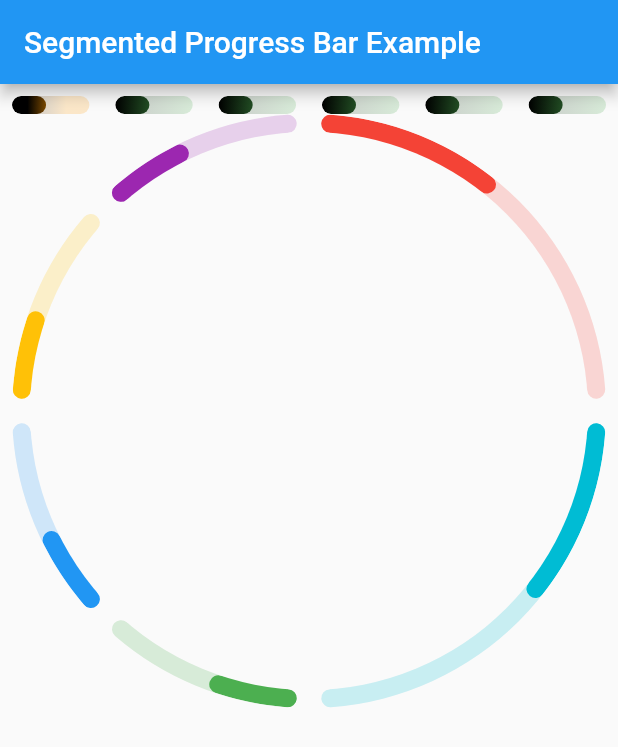
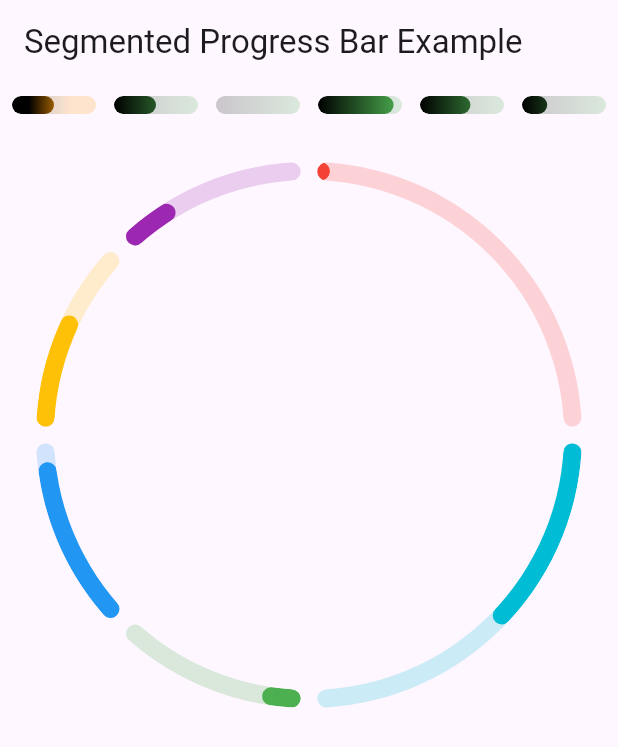
Before and after one commit to ashishbeck/segmented_progress_bar, a Flutter app: the screen it shows after launch, on a phone screen of 412 x 824 dp. Shown: the top 747 px of the screen. Run offline on Flutter 3.47's test engine with Material 2 defaults, Android fonts, the phone set to English and light mode, and no system bars.

Commit message:
v0.2.0 - Convert the widget from stateless to implicitly animated widget type - Added animations for all the properties - Added a tween type for lerping gradients - Updated very_good_analysis to the latest version 5.0.0

```diff
--- a/example/lib/animation_wrapper.dart
+++ b/example/lib/animation_wrapper.dart
@@ -28,8 +28,9 @@ class _AnimationWrapperState extends State<AnimationWrapper>
     controller =
         AnimationController(vsync: this, duration: const Duration(seconds: 5));
     animation = CurvedAnimation(parent: controller, curve: Curves.linear);
-    controller.repeat(reverse: true);
-    controller.addListener(listener);
+    controller
+      ..repeat(reverse: true)
+      ..addListener(listener);
   }
 
   @override
@@ -41,8 +42,8 @@ class _AnimationWrapperState extends State<AnimationWrapper>
 
   @override
   Widget build(BuildContext context) {
-    return ListenableBuilder(
-        listenable: animation,
+    return AnimatedBuilder(
+        animation: animation,
         builder: (context, _) {
           return widget.builder(context, animation.value);
         });
--- a/example/lib/main.dart
+++ b/example/lib/main.dart
@@ -1,6 +1,6 @@
 import 'package:flutter/material.dart';
+
 import 'package:segmented_progress_bar/segmented_progress_bar.dart';
-import 'package:segmented_progress_bar_example/animation_wrapper.dart';
 
 void main() {
   runApp(const MyApp());
@@ -14,7 +14,8 @@ class MyApp extends StatelessWidget {
     return MaterialApp(
       title: 'Flutter Demo',
       theme: ThemeData(
-        primarySwatch: Colors.blue,
+        colorSchemeSeed: Colors.deepPurple,
+        useMaterial3: true,
       ),
       home: const MyHomePage(),
     );
@@ -40,29 +41,36 @@ class _MyHomePageState extends State<MyHomePage> {
         child: Center(
           child: Padding(
             padding: const EdgeInsets.all(8.0),
-            child: AnimationWrapper(builder: (context, animation) {
-              return ListView(
+            child: ListView(
               children: [
                 SegmentedProgressBar(
                   segments: const [1, 1, 1, 1, 1, 1],
                   // segments: const [3, 3, 1, 1, 1, 3],
                   // values: const [0, 0, 0, 0, 0, 0],
-                    // values: const [0.5, 0.5, 0.0, 0.9, 0.6, 0.3],
-                    values: const [1, 1, 1, 1, 1, 1]
-                        .map((e) => e * animation)
-                        .toList(),
-                    color: Colors.pink,
+                  values: const [0.5, 0.5, 0.0, 0.9, 0.6, 0.3],
+                  // values: const [1, 1, 1, 1, 1, 1]
+                  //     .map((e) => e * animation)
+                  //     .toList(),
+                  // color: Colors.green,
                   startAngle: 270,
-                    // spacing: 12,
-                    spacing: 12 + 12 * animation,
-                    colors: const [
-                      Colors.red,
-                      Colors.cyan,
-                      Colors.green,
-                      Colors.blue,
-                      Colors.amber,
-                      Colors.purple,
-                    ],
+                  spacing: 12,
+                  // spacing: 12 + 12 * animation,
+                  // backgroundColor: Colors.green,
+                  // colors: const [
+                  //   Colors.red,
+                  //   Colors.cyan,
+                  //   Colors.green,
+                  //   Colors.blue,
+                  //   Colors.amber,
+                  //   Colors.purple,
+                  // ],
+                  // gradient:
+                  //     const LinearGradient(colors: [Colors.pink, Colors.blue]),
+                  // backgroundGradient:
+                  //     const LinearGradient(colors: [Colors.pink, Colors.blue]),
+                  // backgroundOpacity: 0.1,
+                  // thickness: 12,
+                  // size: const Size(double.infinity, 12),
                   gradients: const [
                     LinearGradient(
                       colors: [Colors.black, Colors.orange],
@@ -81,19 +89,20 @@ class _MyHomePageState extends State<MyHomePage> {
                     bottomRight: Radius.circular(8),
                   ),
                 ),
-                  SegmentedProgressBar(
+                const SizedBox(height: 16),
+                Padding(
+                  padding: const EdgeInsets.all(16.0),
+                  child: SegmentedProgressBar(
                     type: SegmentedProgressBarType.circular,
                     segments: const [2, 2, 1, 1, 1, 1],
                     // values: const [1, 0.0, 0.07, 0.96, 0.01, 0.04],
-                    // values: const [0.03, 0.5, 0.2, 0.9, 0.6, 0.3],
+                    values: const [0.03, 0.5, 0.2, 0.9, 0.6, 0.3],
                     // values: const [0, 0, 0, 0, 0, 0],
-                    values: const [1, 1, 1, 1, 1, 1]
-                        .map((e) => e * animation)
-                        .toList(),
+                    // values: const [1, 1, 1, 1, 1, 1]
+                    //     .map((e) => e * animation)
+                    //     .toList(),
                     color: Colors.pink,
-                    startAngle: 270,
-                    // spacing: 12,
-                    spacing: 12 + 12 * animation,
+                    spacing: 12,
                     colors: const [
                       Colors.red,
                       Colors.cyan,
@@ -103,9 +112,9 @@ class _MyHomePageState extends State<MyHomePage> {
                       Colors.purple,
                     ],
                   ),
+                ),
               ],
-              );
-            }),
+            ),
           ),
         ),
       ),
--- a/lib/segmented_progress_bar.dart
+++ b/lib/segmented_progress_bar.dart
@@ -1,4 +1,2 @@
-library segmented_progress_bar;
-
 export 'src/models/types.dart';
 export 'src/segmented_progress_bar.dart';
--- a/lib/src/models/config.dart
+++ b/lib/src/models/config.dart
@@ -1,26 +1,28 @@
+import 'package:flutter/foundation.dart';
 import 'package:flutter/material.dart';
 
 /// {@template base_config}
 /// The config with the properties of the progress bar
 /// {@endtemplate}
+@immutable
 class BaseConfig {
   /// {@macro base_config}
-  BaseConfig({
+  const BaseConfig({
+    required this.values,
     required this.segments,
-    required this.values,
-    required this.color,
+    this.color,
+    this.backgroundOpacity,
+    this.thickness,
+    this.spacing,
+    this.radius,
+    this.startAngle,
     this.colors,
     this.backgroundColor,
     this.gradient,
     this.gradients,
     this.backgroundGradient,
-    required this.backgroundOpacity,
-    required this.thickness,
     this.size,
-    required this.spacing,
-    required this.radius,
     this.insideRadius,
-    required this.startAngle,
   });
 
   /// {@macro config_segments}
@@ -30,7 +32,7 @@ class BaseConfig {
   final List<double> values;
 
   /// {@macro config_color}
-  final Color color;
+  final Color? color;
 
   /// {@macro config_colors}
   final List<Color>? colors;
@@ -48,23 +50,101 @@ class BaseConfig {
   final Gradient? backgroundGradient;
 
   /// {@macro config_bgOpacity}
-  final double backgroundOpacity;
+  final double? backgroundOpacity;
 
   /// {@macro config_thickness}
-  final double thickness;
+  final double? thickness;
 
   /// {@macro config_size}
   final Size? size;
 
   /// {@macro config_spacing}
-  final double spacing;
+  final double? spacing;
 
   /// {@macro config_radius}
-  final BorderRadius radius;
+  final BorderRadius? radius;
 
   /// {@macro config_insideRadius}
   final BorderRadius? insideRadius;
 
   /// {@macro start_angle}
-  final double startAngle;
+  final double? startAngle;
+
+  /// copyWith method on the [BaseConfig]
+  BaseConfig copyWith({
+    List<num>? segments,
+    List<double>? values,
+    Color? color,
+    List<Color>? colors,
+    Color? backgroundColor,
+    Gradient? gradient,
+    List<Gradient>? gradients,
+    Gradient? backgroundGradient,
+    double? backgroundOpacity,
+    double? thickness,
+    Size? size,
+    double? spacing,
+    BorderRadius? radius,
+    BorderRadius? insideRadius,
+    double? startAngle,
+  }) {
+    return BaseConfig(
+      segments: segments ?? this.segments,
+      values: values ?? this.values,
+      color: color ?? this.color,
+      colors: colors ?? this.colors,
+      backgroundColor: backgroundColor ?? this.backgroundColor,
+      gradient: gradient ?? this.gradient,
+      gradients: gradients ?? this.gradients,
+      backgroundGradient: backgroundGradient ?? this.backgroundGradient,
+      backgroundOpacity: backgroundOpacity ?? this.backgroundOpacity,
+      thickness: thickness ?? this.thickness,
+      size: size ?? this.size,
+      spacing: spacing ?? this.spacing,
+      radius: radius ?? this.radius,
+      insideRadius: insideRadius ?? this.insideRadius,
+      startAngle: startAngle ?? this.startAngle,
+    );
+  }
+
+  @override
+  bool operator ==(Object other) {
+    if (identical(this, other)) return true;
+
+    return other is BaseConfig &&
+        listEquals(other.segments, segments) &&
+        listEquals(other.values, values) &&
+        other.color == color &&
+        listEquals(other.colors, colors) &&
+        other.backgroundColor == backgroundColor &&
+        other.gradient == gradient &&
+        listEquals(other.gradients, gradients) &&
+        other.backgroundGradient == backgroundGradient &&
+        other.backgroundOpacity == backgroundOpacity &&
+        other.thickness == thickness &&
+        other.size == size &&
+        other.spacing == spacing &&
+        other.radius == radius &&
+        other.insideRadius == insideRadius &&
+        other.startAngle == startAngle;
+  }
+
+  @override
+  int get hashCode {
+    return segments.hashCode ^
+        values.hashCode ^
+        color.hashCode ^
+        colors.hashCode ^
+        backgroundColor.hashCode ^
+        gradient.hashCode ^
+        gradients.hashCode ^
+        backgroundGradient.hashCode ^
+        backgroundOpacity.hashCode ^
+        thickness.hashCode ^
+        size.hashCode ^
+        spacing.hashCode ^
+        radius.hashCode ^
+        insideRadius.hashCode ^
+        startAngle.hashCode;
+  }
 }
--- a/lib/src/painters/circular_painter.dart
+++ b/lib/src/painters/circular_painter.dart
@@ -23,20 +23,20 @@ class CircularProgressBarPainter extends CustomPainter {
   final BaseConfig config;
   List<num> get _segments => config.segments;
   List<double> get _values => config.values;
-  Color get _color => config.color;
+  Color get _color => config.color!;
   List<Color>? get _colors => config.colors;
   Color? get _backgroundColor => config.backgroundColor;
   Gradient? get _gradient => config.gradient;
   List<Gradient>? get _gradients => config.gradients;
   Gradient? get _backgroundGradient => config.backgroundGradient;
-  double get _backgroundOpacity => config.backgroundOpacity;
-  double get _thickness => config.thickness;
-  double get _spacing => config.spacing;
-  BorderRadius get _radius => config.radius;
+  double get _backgroundOpacity => config.backgroundOpacity!;
+  double get _thickness => config.thickness!;
+  double get _spacing => config.spacing!;
+  BorderRadius get _radius => config.radius!;
   // ignore: unused_element
   BorderRadius? get _insideRadius =>
       config.insideRadius; // TODO(ashishbeck): Implement this feature
-  double get _startAngle => config.startAngle;
+  double get _startAngle => config.startAngle!;
 
   late num _totalFractions;
   late double _height;
@@ -46,7 +46,8 @@ class CircularProgressBarPainter extends CustomPainter {
 
   final bool _showGrid = false;
   @override
-  bool shouldRepaint(covariant CustomPainter oldDelegate) => true;
+  bool shouldRepaint(CircularProgressBarPainter oldDelegate) =>
+      oldDelegate.config != config;
 
   @override
   void paint(Canvas canvas, Size size) {
@@ -59,12 +60,8 @@ class CircularProgressBarPainter extends CustomPainter {
       ..color = _color
       ..style = PaintingStyle.fill
       ..strokeWidth = 0.5;
-    final paintBg = Paint()
-      ..color = (_backgroundColor ?? _color).withOpacity(0.2)
-      ..style = PaintingStyle.fill
-      ..strokeWidth = 0.5;
 
-    drawCircularProgress(canvas, paintBg, paint);
+    drawCircularProgress(canvas);
 
     // For debuging purposes
     if (_showGrid) {
@@ -121,7 +118,7 @@ class CircularProgressBarPainter extends CustomPainter {
   }
 
   /// Draws all the required circular segments for the progress bar
-  void drawCircularProgress(Canvas canvas, Paint paintBg, Paint paint) {
+  void drawCircularProgress(Canvas canvas) {
     final paths = List<Path>.generate(_segments.length, makeArc);
     _nextOffsetDeg = 0;
     final pathBgs = List<Path>.generate(
@@ -186,7 +183,7 @@ class CircularProgressBarPainter extends CustomPainter {
 
     canvas.saveLayer(
       Rect.fromCenter(center: _center, width: _width, height: _height),
-      paint,
+      Paint(),
     );
     for (var i = 0; i < paths.length; i++) {
       // Draw backgrounds
--- a/lib/src/painters/linear_painter.dart
+++ b/lib/src/painters/linear_painter.dart
@@ -20,16 +20,16 @@ class LinearProgressBarPainter extends CustomPainter {
   final BaseConfig config;
   List<num> get _segments => config.segments;
   List<double> get _values => config.values;
-  Color get _color => config.color;
+  Color get _color => config.color!;
   List<Color>? get _colors => config.colors;
   Color? get _backgroundColor => config.backgroundColor;
   Gradient? get _gradient => config.gradient;
   List<Gradient>? get _gradients => config.gradients;
   Gradient? get _backgroundGradient => config.backgroundGradient;
-  double get _backgroundOpacity => config.backgroundOpacity;
-  double get _thickness => config.thickness;
-  double get _spacing => config.spacing;
-  BorderRadius get _radius => config.radius;
+  double get _backgroundOpacity => config.backgroundOpacity!;
+  double get _thickness => config.thickness!;
+  double get _spacing => config.spacing!;
+  BorderRadius get _radius => config.radius!;
   BorderRadius? get _insideRadius => config.insideRadius;
 
   late num _totalFractions;
@@ -40,7 +40,8 @@ class LinearProgressBarPainter extends CustomPainter {
   final bool _showGrid = false;
 
   @override
-  bool shouldRepaint(covariant CustomPainter oldDelegate) => true;
+  bool shouldRepaint(LinearProgressBarPainter oldDelegate) =>
+      oldDelegate.config != config;
 
   @override
   void paint(Canvas canvas, Size size) {
--- a/lib/src/segmented_progress_bar.dart
+++ b/lib/src/segmented_progress_bar.dart
@@ -3,19 +3,20 @@ import 'package:segmented_progress_bar/segmented_progress_bar.dart';
 import 'package:segmented_progress_bar/src/models/config.dart';
 import 'package:segmented_progress_bar/src/painters/circular_painter.dart';
 import 'package:segmented_progress_bar/src/painters/linear_painter.dart';
+import 'package:segmented_progress_bar/src/utils/tweens.dart';
 
 /// {@template linear_segmented_progress_bar}
 /// A linear progress bar which is segmented into multiple pieces of varying
 /// length. Each of these segments can have different lengths and different
 /// progress values defined by [segments] and [values] respectively.
 /// {@endtemplate}
-class SegmentedProgressBar extends StatelessWidget {
+class SegmentedProgressBar extends ImplicitlyAnimatedWidget {
   /// {@macro linear_segmented_progress_bar}
   const SegmentedProgressBar({
-    Key? key,
-    this.type = SegmentedProgressBarType.linear,
     required this.segments,
     required this.values,
+    super.key,
+    this.type = SegmentedProgressBarType.linear,
     this.color,
     this.colors,
     this.backgroundColor,
@@ -29,6 +30,8 @@ class SegmentedProgressBar extends StatelessWidget {
     this.radius = const BorderRadius.all(Radius.circular(12)),
     this.insideRadius,
     this.startAngle = 270,
+    super.duration = const Duration(milliseconds: 1000),
+    super.curve = Curves.easeOutCubic,
   })  : assert(
           segments.length == values.length,
           'The number of segments should match the number of values',
@@ -40,8 +43,7 @@ class SegmentedProgressBar extends StatelessWidget {
         assert(
           (gradients ?? segments).length == segments.length,
           'The number of segments should match the number of gradients',
-        ),
-        super(key: key);
+        );
 
   /// {@macro segmented_bar_type}
   final SegmentedProgressBarType type;
@@ -146,40 +148,70 @@ class SegmentedProgressBar extends StatelessWidget {
   final double startAngle;
 
   @override
+  ImplicitlyAnimatedWidgetState<ImplicitlyAnimatedWidget> createState() =>
+      _SegmentedProgressBarState();
+}
+
+class _SegmentedProgressBarState
+    extends AnimatedWidgetBaseState<SegmentedProgressBar> {
+  List<Tween<double>?>? _values;
+  ColorTween? _color;
+  List<ColorTween?>? _colors;
+  ColorTween? _backgroundColor;
+  GradientTween? _gradient;
+  List<GradientTween?>? _gradients;
+  GradientTween? _backgroundGradient;
+  Tween<double>? _backgroundOpacity;
+  Tween<double>? _thickness;
+  Tween<Size>? _size;
+  Tween<double>? _spacing;
+  Tween<BorderRadius>? _radius;
+  Tween<BorderRadius>? _insideRadius;
+  Tween<double>? _startAngle;
+
+  @override
   Widget build(BuildContext context) {
     final config = BaseConfig(
-      segments: segments,
-      values: values,
-      color: color ?? Theme.of(context).primaryColor,
-      colors: colors,
-      backgroundColor: backgroundColor,
-      gradient: gradient,
-      gradients: gradients,
-      backgroundGradient: backgroundGradient,
-      backgroundOpacity: backgroundOpacity,
-      thickness: thickness,
-      size: size,
-      spacing: spacing,
-      radius: radius,
-      insideRadius: insideRadius,
-      startAngle: startAngle,
+      segments: widget.segments,
+      values: _values?.map((e) => e?.evaluate(animation) ?? 0).toList() ??
+          widget.values,
+      color: _color?.evaluate(animation) ?? Theme.of(context).primaryColor,
+      colors: _colors?.map((e) => e!.evaluate(animation)!).toList() ??
+          widget.colors,
+      backgroundColor: _backgroundColor?.evaluate(animation),
+      gradient: _gradient?.evaluate(animation),
+      gradients: _gradients?.map((e) => e!.evaluate(animation)).toList() ??
+          widget.gradients,
+      backgroundGradient: _backgroundGradient?.evaluate(animation),
+      backgroundOpacity:
+          _backgroundOpacity?.evaluate(animation) ?? widget.backgroundOpacity,
+      thickness: _thickness?.evaluate(animation) ?? widget.thickness,
+      size: _size?.evaluate(animation),
+      spacing: _spacing?.evaluate(animation) ?? widget.spacing,
+      radius: _radius?.evaluate(animation) ?? widget.radius,
+      insideRadius: _insideRadius?.evaluate(animation),
+      startAngle: _startAngle?.evaluate(animation) ?? widget.startAngle,
     );
     return LayoutBuilder(
       builder: (context, constraints) {
-        return CustomPaint(
-          size: size ?? _getSize(constraints),
-          painter: _getPainter(config),
+        return Column(
+          children: [
+            CustomPaint(
+              size: _size?.evaluate(animation) ?? _getSize(constraints),
+              painter: _getPainter(config),
+            ),
+          ],
         );
       },
     );
   }
 
   Size _getSize(BoxConstraints constraints) {
-    switch (type) {
+    switch (widget.type) {
       case SegmentedProgressBarType.linear:
         return Size(
           constraints.biggest.shortestSide,
-          thickness,
+          _thickness?.evaluate(animation) ?? widget.thickness,
         );
       case SegmentedProgressBarType.circular:
         return Size(
@@ -190,11 +222,117 @@ class SegmentedProgressBar extends StatelessWidget {
   }
 
   CustomPainter _getPainter(BaseConfig config) {
-    switch (type) {
+    switch (widget.type) {
       case SegmentedProgressBarType.linear:
         return LinearProgressBarPainter(config: config);
       case SegmentedProgressBarType.circular:
         return CircularProgressBarPainter(config: config);
     }
   }
+
+  @override
+  void forEachTween(TweenVisitor<dynamic> visitor) {
+    _values ??= List.generate(
+      widget.values.length,
+      (index) => Tween(
+        begin: widget.values[index],
+        end: widget.values[index],
+      ),
+    );
+    if (widget.colors != null) {
+      _colors ??= List.generate(
+        widget.colors!.length,
+        (index) => ColorTween(
+          begin: widget.colors![index],
+          end: widget.colors![index],
+        ),
+      );
+    } else {
+      _colors = null;
+    }
+    if (widget.gradients != null) {
+      _gradients ??= List.generate(
+        widget.gradients!.length,
+        (index) => GradientTween(
+          begin: widget.gradients![index],
+          end: widget.gradients![index],
+        ),
+      );
+    } else {
+      _gradients = null;
+    }
+
+    for (var i = 0; i < widget.values.length; i++) {
+      visitor(
+        _values?[i],
+        widget.values[i],
+        (dynamic value) => Tween<double>(begin: value as double?),
+      ) as Tween<double>?;
+      visitor(
+        _colors?[i],
+        widget.colors?[i],
+        (dynamic value) => ColorTween(begin: value as Color?),
+      ) as ColorTween?;
+      visitor(
+        _gradients?[i],
+        widget.gradients?[i],
+        (dynamic value) => GradientTween(begin: value as Gradient?),
+      ) as GradientTween?;
+    }
+    _color = visitor(
+      _color,
+      widget.color,
+      (dynamic value) => ColorTween(begin: value as Color?),
+    ) as ColorTween?;
+    _backgroundColor = visitor(
+      _backgroundColor,
+      widget.backgroundColor,
+      (dynamic value) => ColorTween(begin: value as Color?),
+    ) as ColorTween?;
+    _gradient = visitor(
+      _gradient,
+      widget.gradient,
+      (dynamic value) => GradientTween(begin: value as Gradient?),
+    ) as GradientTween?;
+    _backgroundGradient = visitor(
+      _backgroundGradient,
+      widget.backgroundGradient,
+      (dynamic value) => GradientTween(begin: value as Gradient?),
+    ) as GradientTween?;
+    _backgroundOpacity = visitor(
+      _backgroundOpacity,
+      widget.backgroundOpacity,
+      (dynamic value) => Tween<double>(begin: value as double?),
+    ) as Tween<double>?;
+    _thickness = visitor(
+      _thickness,
+      widget.thickness,
+      (dynamic value) => Tween<double>(begin: value as double?),
+    ) as Tween<double>?;
+    _size = visitor(
+      _size,
+      widget.size,
+      (dynamic value) => Tween<Size>(begin: value as Size?),
+    ) as Tween<Size>?;
+    _spacing = visitor(
+      _spacing,
+      widget.spacing,
+      (dynamic value) => Tween<double>(begin: value as double?),
+    ) as Tween<double>?;
+    _radius = visitor(
+      _radius,
+      widget.radius,
+      (dynamic value) => Tween<BorderRadius>(begin: value as BorderRadius?),
+    ) as Tween<BorderRadius>?;
+    _insideRadius = visitor(
+      _insideRadius,
+      widget.insideRadius,
+      (dynamic value) => Tween<BorderRadius>(begin: value as BorderRadius?),
+    ) as Tween<BorderRadius>?;
+    _startAngle = visitor(
+      _startAngle,
+      widget.startAngle,
+      (dynamic value) => Tween<double>(begin: value as double?),
+    ) as Tween<double>?;
+  }
 }
--- a/lib/src/utils/math_utils.dart
+++ b/lib/src/utils/math_utils.dart
@@ -34,7 +34,10 @@ class MathUtils {
   /// Returns the offset for a point towards the center of a circle from any
   /// given point in the circle
   static Offset unitsTowardsCenter(Offset point, Offset center, double units) {
-    final x1 = point.dx, x2 = center.dx, y1 = point.dy, y2 = center.dy;
+    final x1 = point.dx;
+    final x2 = center.dx;
+    final y1 = point.dy;
+    final y2 = center.dy;
     final x = x1 + units * (x2 - x1) / sqrt(pow(x1 - x2, 2) + pow(y1 - y2, 2));
     final y = y1 + units * (y2 - y1) / sqrt(pow(x1 - x2, 2) + pow(y1 - y2, 2));
     return Offset(x, y);
--- /dev/null
+++ b/lib/src/utils/tweens.dart
@@ -0,0 +1,12 @@
+import 'package:flutter/material.dart';
+
+/// {@template gradient_tween}
+/// A tween type for gradients
+/// {@endtemplate}
+class GradientTween extends Tween<Gradient> {
+  /// {@macro gradient_tween}
+  GradientTween({super.begin, super.end});
+
+  @override
+  Gradient lerp(double t) => Gradient.lerp(begin, end, t)!;
+}
--- a/pubspec.yaml
+++ b/pubspec.yaml
@@ -1,6 +1,6 @@
 name: segmented_progress_bar
 description: A segmented progress bar that can display multiple progress bars with different levels of progressions
-version: 0.0.1
+version: 0.2.0
 homepage:
 repository: https://github.com/ashishbeck/segmented_progress_bar
 
@@ -17,6 +17,6 @@ dependencies:
 dev_dependencies:
   flutter_test:
     sdk: flutter
-  very_good_analysis: ^2.0.0
+  very_good_analysis: ^5.0.0
 
 flutter:
```
Also changed, not shown: example/pubspec.lock, 2 other files. Lines whose indentation alone changed are shown as unchanged.
